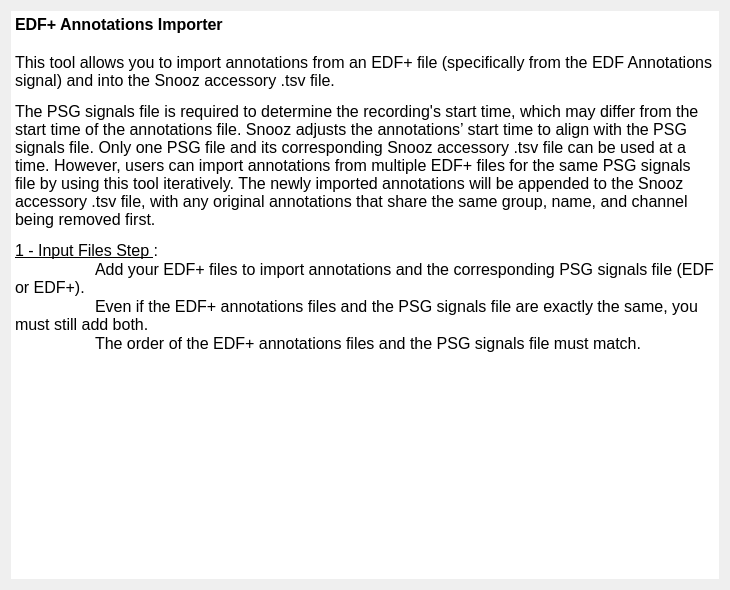
Above: tools/CEAMSTools/ImportEDFPlusAnnotations/IntroStep/Ui_IntroStep.ui from SnoozToolbox/snooz-package-ceams before the change. Below: the same form after it.
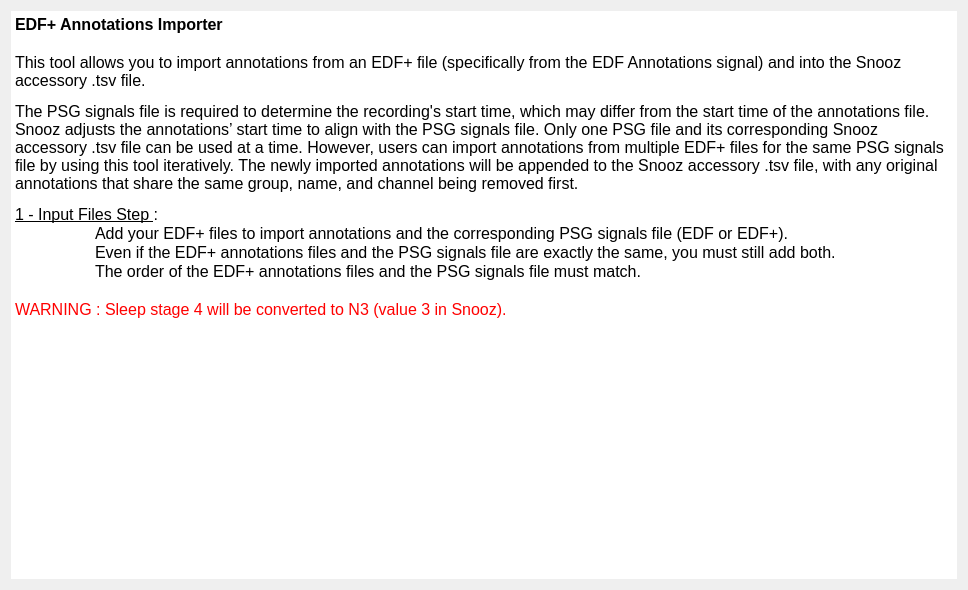
That is the form after the change.

Commit message: Sleep Report: Fix event combination.

Patch:
```diff
--- a/tools/CEAMSTools/ImportEDFPlusAnnotations/IntroStep/Ui_IntroStep.ui
+++ b/tools/CEAMSTools/ImportEDFPlusAnnotations/IntroStep/Ui_IntroStep.ui
@@ -6,7 +6,7 @@
    <rect>
     <x>0</x>
     <y>0</y>
-    <width>730</width>
+    <width>968</width>
     <height>590</height>
    </rect>
   </property>
@@ -33,8 +33,11 @@
      </property>
      <property name="html">
       <string>&lt;!DOCTYPE HTML PUBLIC &quot;-//W3C//DTD HTML 4.0//EN&quot; &quot;http://www.w3.org/TR/REC-html40/strict.dtd&quot;&gt;
-&lt;html&gt;&lt;head&gt;&lt;meta name=&quot;qrichtext&quot; content=&quot;1&quot; /&gt;&lt;style type=&quot;text/css&quot;&gt;
+&lt;html&gt;&lt;head&gt;&lt;meta name=&quot;qrichtext&quot; content=&quot;1&quot; /&gt;&lt;meta charset=&quot;utf-8&quot; /&gt;&lt;style type=&quot;text/css&quot;&gt;
 p, li { white-space: pre-wrap; }
+hr { height: 1px; border-width: 0; }
+li.unchecked::marker { content: &quot;\2610&quot;; }
+li.checked::marker { content: &quot;\2612&quot;; }
 &lt;/style&gt;&lt;/head&gt;&lt;body style=&quot; font-family:'Roboto'; font-size:12pt; font-weight:400; font-style:normal;&quot;&gt;
 &lt;p style=&quot; margin-top:0px; margin-bottom:0px; margin-left:0px; margin-right:0px; -qt-block-indent:0; text-indent:0px;&quot;&gt;&lt;span style=&quot; font-weight:600;&quot;&gt;EDF+ Annotations Importer&lt;/span&gt;&lt;/p&gt;
 &lt;p style=&quot;-qt-paragraph-type:empty; margin-top:0px; margin-bottom:0px; margin-left:0px; margin-right:0px; -qt-block-indent:0; text-indent:0px;&quot;&gt;&lt;br /&gt;&lt;/p&gt;
@@ -45,7 +48,7 @@
 &lt;p style=&quot; margin-top:0px; margin-bottom:0px; margin-left:0px; margin-right:0px; -qt-block-indent:0; text-indent:0px;&quot;&gt;	Even if the EDF+ annotations files and the PSG signals file are exactly the same, you must still add both. &lt;/p&gt;
 &lt;p style=&quot; margin-top:0px; margin-bottom:0px; margin-left:0px; margin-right:0px; -qt-block-indent:0; text-indent:0px;&quot;&gt;	The order of the EDF+ annotations files and the PSG signals file must match.&lt;/p&gt;
 &lt;p style=&quot; margin-top:0px; margin-bottom:0px; margin-left:0px; margin-right:0px; -qt-block-indent:0; text-indent:0px;&quot;&gt;	&lt;/p&gt;
-&lt;p style=&quot; margin-top:0px; margin-bottom:0px; margin-left:0px; margin-right:0px; -qt-block-indent:0; text-indent:0px;&quot;&gt;	&lt;/p&gt;&lt;/body&gt;&lt;/html&gt;</string>
+&lt;p style=&quot; margin-top:0px; margin-bottom:0px; margin-left:0px; margin-right:0px; -qt-block-indent:0; text-indent:0px;&quot;&gt;&lt;span style=&quot; color:#ff0000;&quot;&gt;WARNING : Sleep stage 4 will be converted to N3 (value 3 in Snooz).&lt;/span&gt;&lt;/p&gt;&lt;/body&gt;&lt;/html&gt;</string>
      </property>
     </widget>
    </item>
```
Left out of the diff: 2 changed lines with no effect on the pictures. The commit also changes 2 other files.
